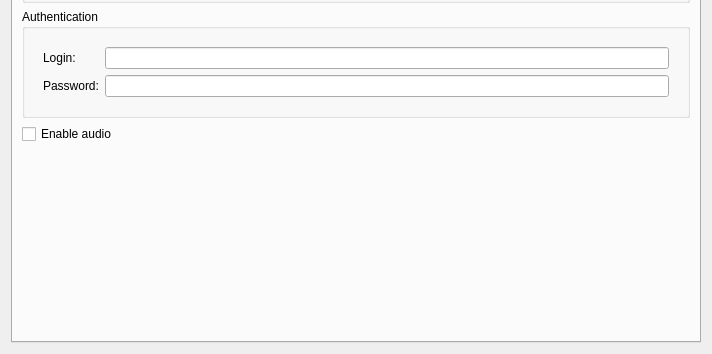
First picture: the form in client/src/ui/widgets/properties/single_camera_settings_widget.ui, repository networkoptix/nx_open, before the edit; both pictures show x 0 to 712 and y 237 to 591 of the 712 by 591 pixel window.
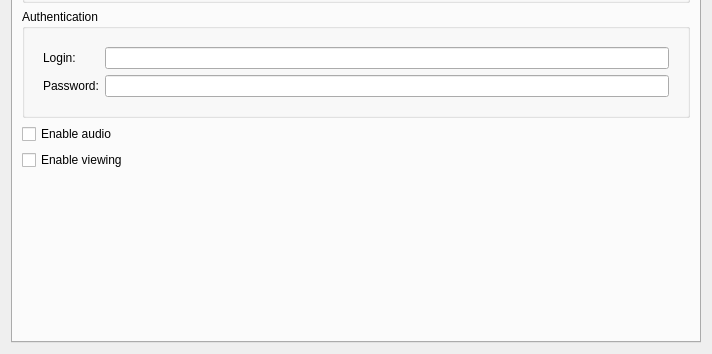
Second picture: the form after the edit. Custom widgets are drawn as their Qt base class.

Commit message:
Added checkboxes for analog cameras viewing
<==== Mercurial data ====>
Branch: feature/1758

Patch:
```diff
--- a/client/src/ui/widgets/properties/single_camera_settings_widget.ui
+++ b/client/src/ui/widgets/properties/single_camera_settings_widget.ui
@@ -196,6 +196,20 @@
          </property>
         </widget>
        </item>
+       <item>
+        <widget class="QCheckBox" name="dtsViewCheckBox">
+         <property name="text">
+          <string>Enable viewing</string>
+         </property>
+        </widget>
+       </item>
+       <item>
+        <widget class="QLabel" name="dtsViewWarningLabel">
+         <property name="text">
+          <string/>
+         </property>
+        </widget>
+       </item>
        <item>
         <spacer name="verticalSpacer">
          <property name="orientation">
```
The commit also changes 3 other files.
